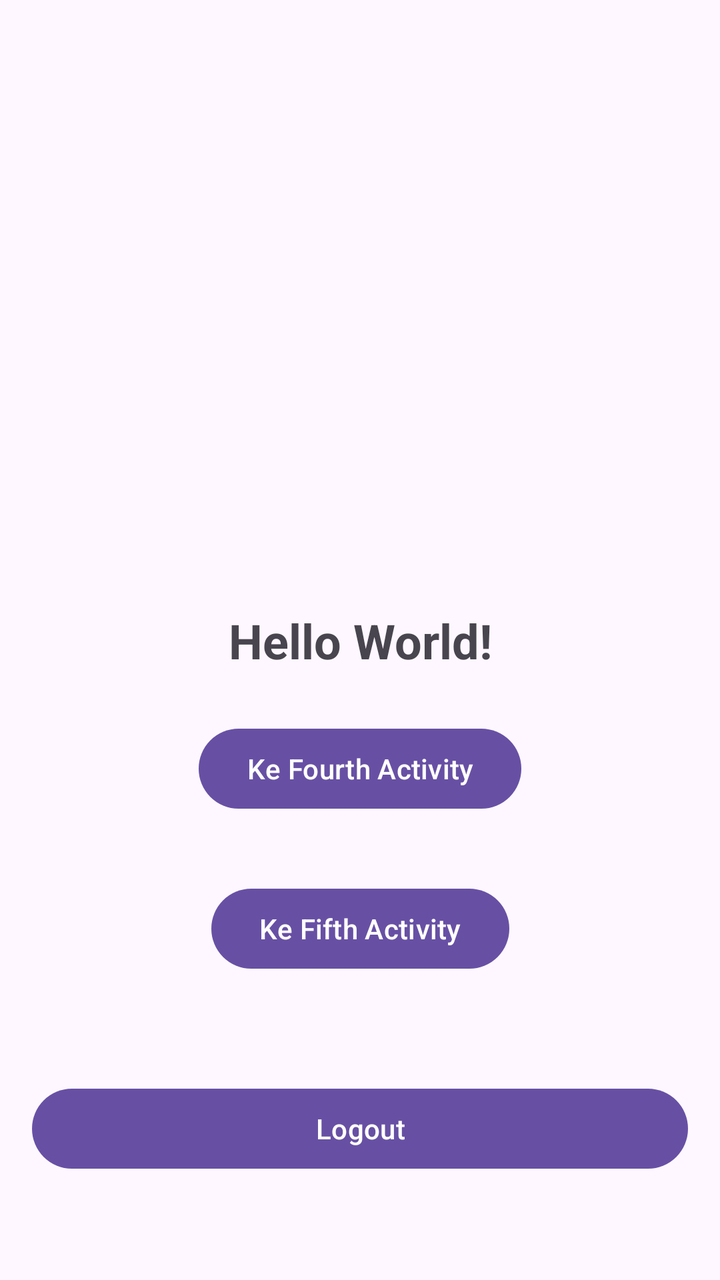
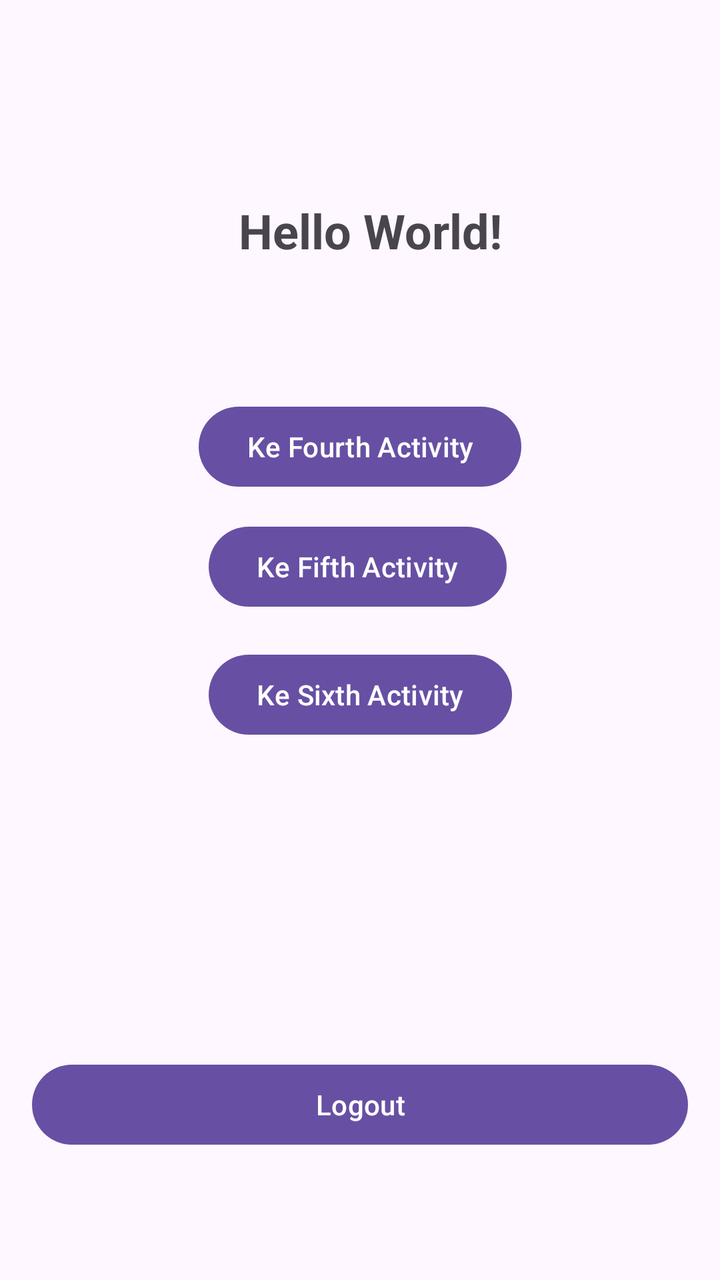

Two renders of the same Android screen: before a commit and after it. Below are the layout's source before the change and the commit's diff.
<!-- AndroidManifest.xml: application theme Theme.Marsnailah -->
<!-- res/layout/activity_main.xml -->
<?xml version="1.0" encoding="utf-8"?>
<androidx.constraintlayout.widget.ConstraintLayout
    xmlns:android="http://schemas.android.com/apk/res/android"
    xmlns:app="http://schemas.android.com/apk/res-auto"
    xmlns:tools="http://schemas.android.com/tools"
    android:id="@+id/main"
    android:layout_width="match_parent"
    android:layout_height="match_parent"
    tools:context=".MainActivity">

    <TextView
        android:id="@+id/tvHello"
        android:layout_width="wrap_content"
        android:layout_height="wrap_content"
        android:text="Hello World!"
        android:textSize="24sp"
        android:textStyle="bold"
        app:layout_constraintBottom_toBottomOf="parent"
        app:layout_constraintEnd_toEndOf="parent"
        app:layout_constraintStart_toStartOf="parent"
        app:layout_constraintTop_toTopOf="parent" />

    <Button
        android:id="@+id/btnToFourth"
        android:layout_width="wrap_content"
        android:layout_height="wrap_content"
        android:text="Ke Fourth Activity"
        app:layout_constraintEnd_toEndOf="parent"
        app:layout_constraintStart_toStartOf="parent"
        app:layout_constraintTop_toBottomOf="@+id/tvHello"
        android:layout_marginTop="24dp" />

    <Button
        android:id="@+id/btnToFifth"
        android:layout_width="wrap_content"
        android:layout_height="wrap_content"
        android:layout_marginTop="104dp"
        android:text="Ke Fifth Activity"
        app:layout_constraintEnd_toEndOf="parent"
        app:layout_constraintStart_toStartOf="parent"
        app:layout_constraintTop_toBottomOf="@+id/tvHello" />

    <Button
        android:id="@+id/btnLogout"
        android:layout_width="match_parent"
        android:layout_height="wrap_content"
        android:layout_margin="16dp"
        android:text="Logout"
        app:layout_constraintBottom_toBottomOf="parent"
        app:layout_constraintEnd_toEndOf="parent"
        app:layout_constraintStart_toStartOf="parent"
        app:layout_constraintTop_toBottomOf="@+id/btnToFifth" />

</androidx.constraintlayout.widget.ConstraintLayout>
<!-- resources referenced by this layout -->
<resources>
  <style name="Theme.Marsnailah" parent="Base.Theme.Marsnailah" />
  <style name="Base.Theme.Marsnailah" parent="Theme.Material3.DayNight.NoActionBar">
          
          
      </style>
</resources>

<!-- the commit's change to res/layout/activity_main.xml (unified diff, before → after) -->
@@ -17,26 +17,29 @@
         android:textStyle="bold"
         app:layout_constraintBottom_toBottomOf="parent"
         app:layout_constraintEnd_toEndOf="parent"
+        app:layout_constraintHorizontal_bias="0.523"
         app:layout_constraintStart_toStartOf="parent"
-        app:layout_constraintTop_toTopOf="parent" />
+        app:layout_constraintTop_toTopOf="parent"
+        app:layout_constraintVertical_bias="0.163" />
 
     <Button
         android:id="@+id/btnToFourth"
         android:layout_width="wrap_content"
         android:layout_height="wrap_content"
+        android:layout_marginTop="68dp"
         android:text="Ke Fourth Activity"
         app:layout_constraintEnd_toEndOf="parent"
         app:layout_constraintStart_toStartOf="parent"
-        app:layout_constraintTop_toBottomOf="@+id/tvHello"
-        android:layout_marginTop="24dp" />
+        app:layout_constraintTop_toBottomOf="@+id/tvHello" />
 
     <Button
         android:id="@+id/btnToFifth"
         android:layout_width="wrap_content"
         android:layout_height="wrap_content"
-        android:layout_marginTop="104dp"
+        android:layout_marginTop="128dp"
         android:text="Ke Fifth Activity"
         app:layout_constraintEnd_toEndOf="parent"
+        app:layout_constraintHorizontal_bias="0.494"
         app:layout_constraintStart_toStartOf="parent"
         app:layout_constraintTop_toBottomOf="@+id/tvHello" />
 
@@ -49,6 +52,18 @@
         app:layout_constraintBottom_toBottomOf="parent"
         app:layout_constraintEnd_toEndOf="parent"
         app:layout_constraintStart_toStartOf="parent"
-        app:layout_constraintTop_toBottomOf="@+id/btnToFifth" />
+        app:layout_constraintTop_toBottomOf="@+id/btnToFifth"
+        app:layout_constraintVertical_bias="0.812" />
+
+    <Button
+        android:id="@+id/btnToSixth"
+        android:layout_width="wrap_content"
+        android:layout_height="wrap_content"
+        android:layout_marginTop="192dp"
+        android:text="Ke Sixth Activity"
+        app:layout_constraintEnd_toEndOf="parent"
+        app:layout_constraintStart_toStartOf="parent"
+        app:layout_constraintTop_toBottomOf="@+id/tvHello" />
+
 
 </androidx.constraintlayout.widget.ConstraintLayout>
